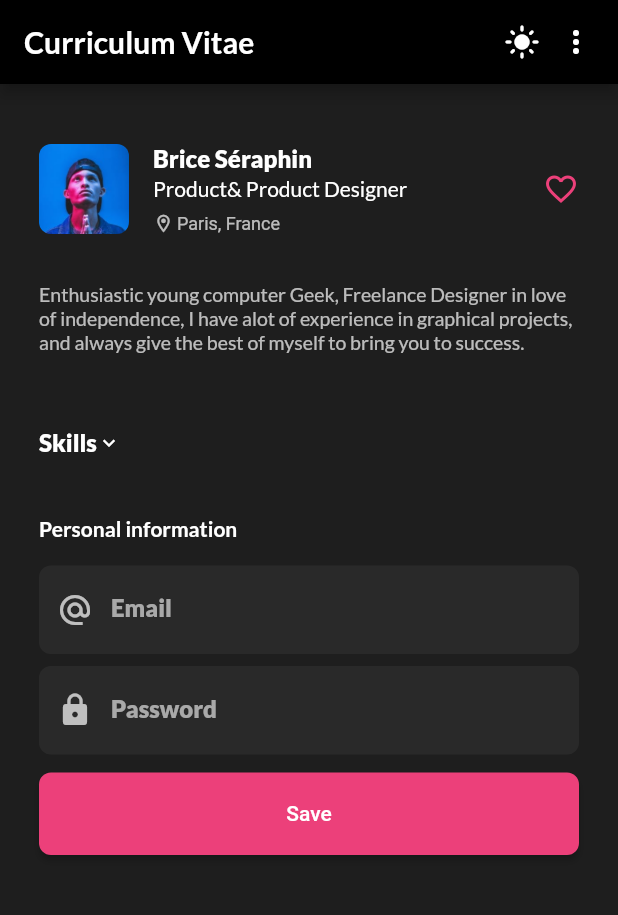
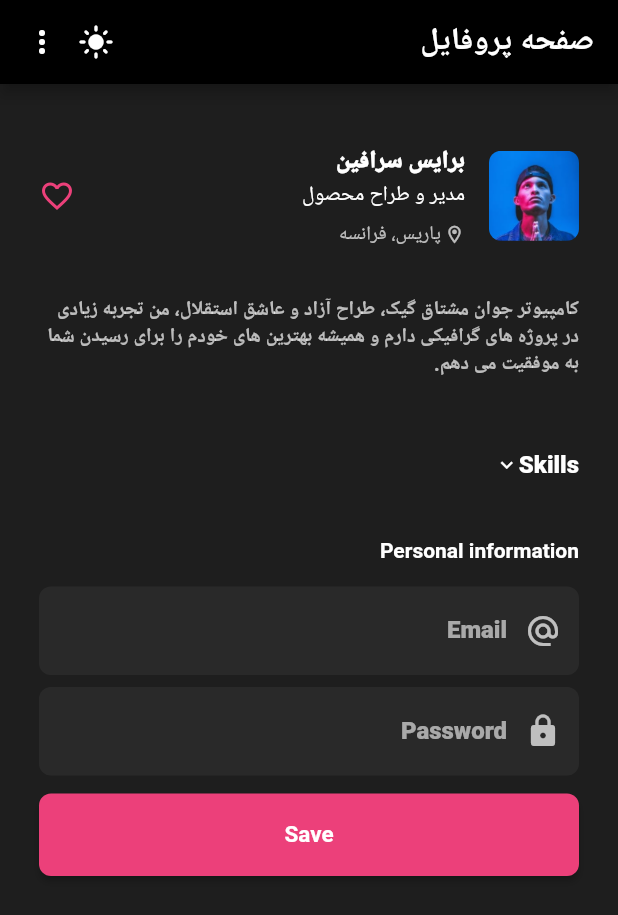
Before and after one commit to mmohammadmfallahm02/profile_app_ui, a Flutter app: the screen it shows after launch, on a phone screen of 412 x 824 dp. Shown: the top 915 px of the screen. Run offline on Flutter 3.47's test engine with Material 2 defaults, Android fonts, the phone set to English and light mode, and no system bars; our stand-ins replace google_fonts; generated files the repository leaves out were written again; Roboto replaces fonts that are missing (IranYekan).

Commit message:
localization and fa font setting added and theme custom class updated

```diff
--- /dev/null
+++ b/l10n.yaml
@@ -0,0 +1,3 @@
+arb-dir: lib/l10n
+template-arb-file: app_en.arb
+output-localization-file: app_localizations.dart
--- /dev/null
+++ b/lib/l10n/app_en.arb
@@ -0,0 +1,8 @@
+{
+    "profileTitle": "Curriculum Vitae",
+    "name": "Brice Séraphin",
+    "job": "Product& Product Designer",
+    "location": "Paris, France",
+    "summary": "Enthusiastic young computer Geek, Freelance Designer in love of independence, I have alot of experience in graphical projects, and always give the best of myself to bring you to success."
+
+}
--- /dev/null
+++ b/lib/l10n/app_fa.arb
@@ -0,0 +1,8 @@
+{
+    "profileTitle": "صفحه پروفایل",
+    "name": "برایس سرافین",
+    "job": "مدیر و طراح محصول",
+    "location": "پاریس، فرانسه",
+    "summary": "کامپیوتر جوان مشتاق گیک، طراح آزاد و عاشق استقلال، من تجربه زیادی در پروژه های گرافیکی دارم و همیشه بهترین های خودم را برای رسیدن شما به موفقیت می دهم."
+
+}
--- a/lib/main.dart
+++ b/lib/main.dart
@@ -1,4 +1,6 @@
 import 'package:flutter/material.dart';
+import 'package:flutter_localizations/flutter_localizations.dart';
+import 'package:flutter_gen/gen_l10n/app_localizations.dart';
 import 'screens/screens.dart';
 import 'theme/theme.dart';
 
@@ -23,15 +25,22 @@ class _MyAppState extends State<MyApp> {
       debugShowCheckedModeBanner: false,
       title: 'Flutter Demo',
       theme: themeMode == ThemeMode.light
-          ? MyAppThemeConfig.light().getTheme()
-          : MyAppThemeConfig.dark().getTheme(),
+          ? MyAppThemeConfig.light().getTheme('fa')
+          : MyAppThemeConfig.dark().getTheme('fa'),
+          locale: const Locale('fa'),
+      localizationsDelegates: const [
+        AppLocalizations.delegate,
+        GlobalMaterialLocalizations.delegate,
+        GlobalWidgetsLocalizations.delegate,
+        GlobalCupertinoLocalizations.delegate,
+      ],
+      supportedLocales:AppLocalizations.supportedLocales ,
       home: HomeScreen(
         toggleThemeMode: () {
           setState(() {
             themeMode == ThemeMode.light
                 ? themeMode = ThemeMode.dark
                 : themeMode = ThemeMode.light;
-            setState(() {});
           });
         },
       ),
--- a/lib/screens/home_screen.dart
+++ b/lib/screens/home_screen.dart
@@ -1,3 +1,4 @@
+import 'package:flutter_gen/gen_l10n/app_localizations.dart';
 import 'package:flutter/material.dart';
 import '../widgets/widgets.dart';
 
@@ -20,9 +21,11 @@ class _HomeScreenState extends State<HomeScreen> {
 
   AppBar _buildAppBarWidget() {
     return AppBar(
-      title: const Text('Curriculum Vitae'),
+      title: Text(AppLocalizations.of(context)!.profileTitle),
       actions: [
-        IconButton(onPressed: widget.toggleThemeMode, icon: const Icon(Icons.light_mode)),
+        IconButton(
+            onPressed: widget.toggleThemeMode,
+            icon: const Icon(Icons.light_mode)),
         const Icon(Icons.more_vert),
         const SizedBox(
           width: 16,
@@ -31,7 +34,8 @@ class _HomeScreenState extends State<HomeScreen> {
     );
   }
 
-  Widget _buildInfoWidget(ThemeData themeData) {
+  Widget _buildInfoWidget(
+      ThemeData themeData, AppLocalizations appLocalizations) {
     return Padding(
       padding: const EdgeInsets.fromLTRB(bodyMargin, 40, bodyMargin, 30),
       child: Column(
@@ -54,13 +58,13 @@ class _HomeScreenState extends State<HomeScreen> {
                   crossAxisAlignment: CrossAxisAlignment.start,
                   children: [
                     Text(
-                      'Brice Séraphin',
+                      appLocalizations.name,
                       style: themeData.textTheme.subtitle1,
                     ),
                     const SizedBox(
                       height: 2,
                     ),
-                    const Text('Product& Product Designer'),
+                    Text(appLocalizations.job),
                     const SizedBox(
                       height: 8,
                     ),
@@ -75,7 +79,7 @@ class _HomeScreenState extends State<HomeScreen> {
                           width: 2,
                         ),
                         Text(
-                          'Paris, France',
+                          appLocalizations.location,
                           style: themeData.textTheme.caption,
                         )
                       ],
@@ -90,7 +94,7 @@ class _HomeScreenState extends State<HomeScreen> {
             height: 32,
           ),
           Text(
-            'Enthusiastic young computer Geek, Freelance Designer in love of independence, I have alot of experience in graphical projects, and always give the best of myself to bring you to success.',
+            appLocalizations.summary,
             style: themeData.textTheme.bodyText1,
           )
         ],
@@ -98,7 +102,8 @@ class _HomeScreenState extends State<HomeScreen> {
     );
   }
 
-  Widget _buildSkillsWidget(ThemeData themeData) {
+  Widget _buildSkillsWidget(
+      ThemeData themeData, AppLocalizations appLocalizations) {
     return ExpansionTile(
       trailing: const SizedBox(),
       tilePadding: const EdgeInsets.only(left: bodyMargin, right: bodyMargin),
@@ -180,9 +185,10 @@ class _HomeScreenState extends State<HomeScreen> {
     );
   }
 
-  Widget _buildLoginWidget(ThemeData themeData) {
+  Widget _buildLoginWidget(
+      ThemeData themeData, AppLocalizations appLocalizations) {
     return Padding(
-      padding: const EdgeInsets.fromLTRB(bodyMargin, 20, bodyMargin, 20),
+      padding: const EdgeInsets.fromLTRB(bodyMargin, 20, bodyMargin, 40),
       child: Column(
         crossAxisAlignment: CrossAxisAlignment.start,
         children: [
@@ -222,14 +228,15 @@ class _HomeScreenState extends State<HomeScreen> {
   @override
   Widget build(BuildContext context) {
     final ThemeData themeData = Theme.of(context);
+    final AppLocalizations appLocalizations = AppLocalizations.of(context)!;
     return Scaffold(
       appBar: _buildAppBarWidget(),
       body: SingleChildScrollView(
         child: Column(
           children: [
-            _buildInfoWidget(themeData),
-            _buildSkillsWidget(themeData),
-            _buildLoginWidget(themeData)
+            _buildInfoWidget(themeData, appLocalizations),
+            _buildSkillsWidget(themeData, appLocalizations),
+            _buildLoginWidget(themeData, appLocalizations)
           ],
         ),
       ),
--- a/lib/theme/app_theme.dart
+++ b/lib/theme/app_theme.dart
@@ -2,7 +2,7 @@ import 'package:flutter/material.dart';
 import 'package:google_fonts/google_fonts.dart';
 
 class MyAppThemeConfig {
-  // const Color surfaceColor = Color(0x0dffffff);
+  static const String faFontFamilyName = 'IranYekan';
   final Color primaryColor = Colors.pink.shade400;
   final Color primaryTextColor;
   final Color secondaryTextColor;
@@ -27,7 +27,7 @@ class MyAppThemeConfig {
         appBarColor = Colors.black,
         brightness = Brightness.dark;
 
-  ThemeData getTheme() {
+  ThemeData getTheme(String languageCode) {
     return ThemeData(
         brightness: brightness,
         primaryColor: primaryColor,
@@ -47,7 +47,11 @@ class MyAppThemeConfig {
                 backgroundColor: MaterialStateProperty.all(primaryColor),
                 shape: MaterialStateProperty.all(RoundedRectangleBorder(
                     borderRadius: BorderRadius.circular(8))))),
-      textTheme: GoogleFonts.latoTextTheme(
+        textTheme:
+            languageCode == 'fa' ? faPrimaryTextThem : enPrimaryTextTheme);
+  }
+
+  TextTheme get enPrimaryTextTheme => GoogleFonts.latoTextTheme(
         TextTheme(
             headline6:
                 TextStyle(fontWeight: FontWeight.bold, color: primaryTextColor),
@@ -57,7 +61,21 @@ class MyAppThemeConfig {
                 fontWeight: FontWeight.w900,
                 fontSize: 16,
                 color: primaryTextColor)),
-      ),
       );
+  TextTheme get faPrimaryTextThem => TextTheme(
+      headline6: TextStyle(
+          fontWeight: FontWeight.bold,
+          color: primaryTextColor,
+          fontFamily: faFontFamilyName),
+      bodyText2: TextStyle(
+          fontSize: 14, color: primaryTextColor, fontFamily: faFontFamilyName),
+      bodyText1: TextStyle(
+          fontSize: 13,
+          color: secondaryTextColor,
+          fontFamily: faFontFamilyName),
+      subtitle1: TextStyle(
+          fontWeight: FontWeight.w900,
+          fontSize: 16,
+          color: primaryTextColor,
+          fontFamily: faFontFamilyName));
 }
-}
```
Also changed, not shown: pubspec.yaml (+15 -11 lines), pubspec.lock, 1 other file. Lines whose indentation alone changed are shown as unchanged.
